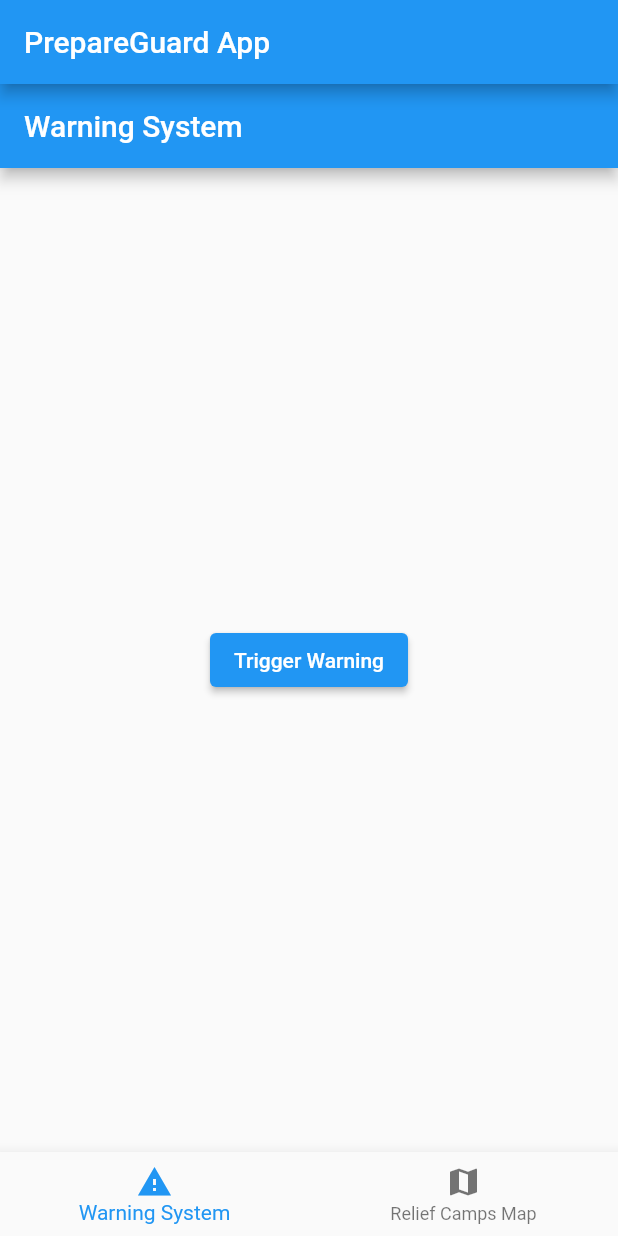
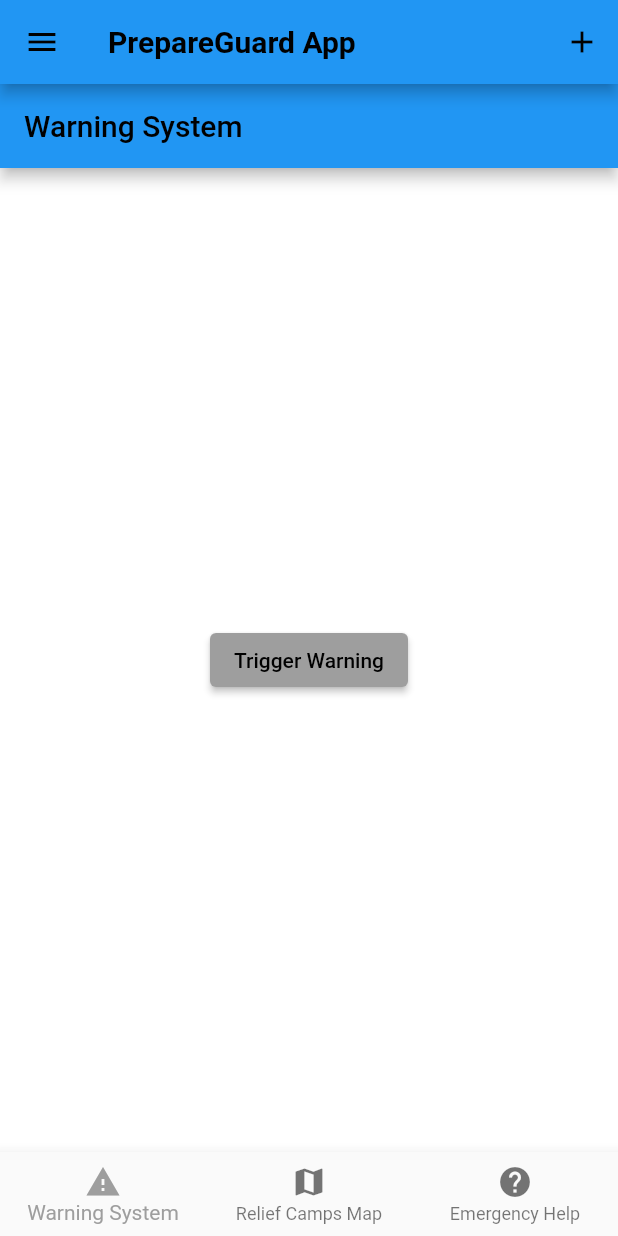
Before and after one commit to ANIRUDHVKUMAR/PrepareGuard, a Flutter app: the screen it shows after launch, on a phone screen of 412 x 824 dp. Run offline on Flutter 3.47's test engine with Material 2 defaults, Android fonts, the phone set to English and light mode, and no system bars; our stand-ins replace google_maps_flutter; statements that could not run were skipped.

Commit message:
Update main.dart

```diff
--- a/lib/main.dart
+++ b/lib/main.dart
@@ -1,8 +1,7 @@
-// lib/main.dart
-
 import 'package:flutter/material.dart';
 import 'warning_system.dart';
 import 'relief_camps_map.dart';
+import 'emergency_help.dart';
 
 void main() {
   runApp(MyApp());
@@ -12,6 +11,21 @@ class MyApp extends StatelessWidget {
   @override
   Widget build(BuildContext context) {
     return MaterialApp(
+      title: 'PrepareGuard App',
+      theme: ThemeData(
+        primarySwatch: Colors.grey,
+        visualDensity: VisualDensity.adaptivePlatformDensity,
+        scaffoldBackgroundColor: Colors.white,
+        appBarTheme: AppBarTheme(
+          color: Colors.blue,
+        ),
+        textTheme: TextTheme(
+          bodyText1: TextStyle(color: Colors.white),
+          bodyText2: TextStyle(color: Colors.white),
+          headline6: TextStyle(color: Colors.white),
+        ),
+        iconTheme: IconThemeData(color: Colors.white),
+      ),
       home: MyHomePage(),
     );
   }
@@ -28,16 +42,46 @@ class _MyHomePageState extends State<MyHomePage> {
   final List<Widget> _tabs = [
     WarningSystem(),
     ReliefCampsMap(),
+    EmergencyHelp(),
   ];
+
+  void _onTabTapped(int index) {
+    setState(() {
+      _currentIndex = index;
+    });
+  }
+
+
+  void _navigateToReliefCampsMap() {
+    Navigator.push(
+      context,
+      MaterialPageRoute(builder: (context) => ReliefCampsMap()),
+    );
+  }
 
   @override
   Widget build(BuildContext context) {
     return Scaffold(
       appBar: AppBar(
-        title: Text('PrepareGuard App'),
+        title: Text(
+          'PrepareGuard App',
+          style: TextStyle(
+            fontWeight: FontWeight.bold,
+            fontSize: 20.0,
+          ),
+        ),
+        actions: [
+          IconButton(
+            icon: Icon(Icons.add),
+            onPressed: () {
+
+            },
+          ),
+        ],
       ),
       body: _tabs[_currentIndex],
       bottomNavigationBar: BottomNavigationBar(
+        key: Key('bottomNavigationBar'),
         currentIndex: _currentIndex,
         items: [
           BottomNavigationBarItem(
@@ -48,13 +92,121 @@ class _MyHomePageState extends State<MyHomePage> {
             icon: Icon(Icons.map),
             label: 'Relief Camps Map',
           ),
+          BottomNavigationBarItem(
+            icon: Icon(Icons.help),
+            label: 'Emergency Help',
+          ),
         ],
         onTap: (index) {
-          setState(() {
-            _currentIndex = index;
-          });
+          _onTabTapped(index);
+          if (index == 1) {
+            _navigateToReliefCampsMap();
+          }
         },
+      ),
+      drawer: Drawer(
+        child: ListView(
+          padding: EdgeInsets.zero,
+          children: [
+            DrawerHeader(
+              decoration: BoxDecoration(
+                color: Colors.black,
+              ),
+              child: Text(
+                'Menu',
+                style: TextStyle(
+                  color: Colors.white,
+                  fontSize: 24,
+                ),
+              ),
+            ),
+            ListTile(
+              title: Text('Setting 1'),
+              onTap: () {
+                // Navigate to setting 1
+              },
+            ),
+            ListTile(
+              title: Text('Setting 2'),
+              onTap: () {
+                // Navigate to setting 2
+              },
+            ),
+          ],
+        ),
       ),
     );
   }
 }
+
+class CustomAppBar extends StatelessWidget implements PreferredSizeWidget {
+  @override
+  Size get preferredSize => Size.fromHeight(kToolbarHeight);
+
+  @override
+  Widget build(BuildContext context) {
+    return AppBar(
+      title: Text('PrepareGuard App'),
+    );
+  }
+}
+
+class CustomBottomNavBar extends StatelessWidget {
+  @override
+  Widget build(BuildContext context) {
+    return BottomNavigationBar(
+      items: [
+        BottomNavigationBarItem(
+          icon: Icon(Icons.home),
+          label: 'Home',
+        ),
+        BottomNavigationBarItem(
+          icon: Icon(Icons.explore),
+          label: 'Explore',
+        ),
+        BottomNavigationBarItem(
+          icon: Icon(Icons.shopping_cart),
+          label: 'Cart',
+        ),
+        BottomNavigationBarItem(
+          icon: Icon(Icons.person),
+          label: 'Profile',
+        ),
+      ],
+      selectedItemColor: Colors.red,
+      unselectedItemColor: Colors.grey,
+      showSelectedLabels: false,
+      showUnselectedLabels: false,
+    );
+  }
+}
+
+class RestaurantCard extends StatelessWidget {
+  @override
+  Widget build(BuildContext context) {
+    return Card(
+      elevation: 4.0,
+      shape: RoundedRectangleBorder(
+        borderRadius: BorderRadius.circular(12.0),
+      ),
+      child: Column(
+        crossAxisAlignment: CrossAxisAlignment.start,
+        children: [
+          Image.network(
+            'https://example.com/restaurant_image.jpg',
+            height: 120.0,
+            width: double.infinity,
+            fit: BoxFit.cover,
+          ),
+          Padding(
+            padding: EdgeInsets.all(8.0),
+            child: Text(
+              'Restaurant Name',
+              style: TextStyle(fontWeight: FontWeight.bold),
+            ),
+          ),
+        ],
+      ),
+    );
+  }
+}
```
